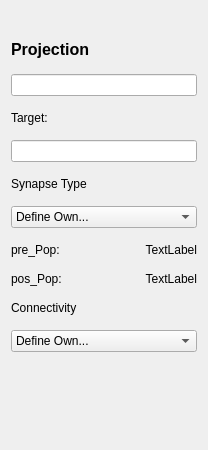
Old version of the form ANNarchyUI/ui/Projection_Information.ui in the repository founderznd/PycharmProjects.
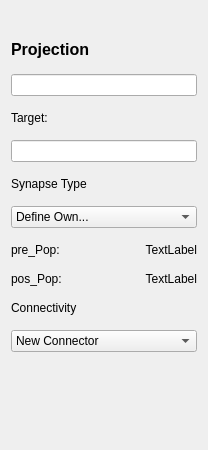
New version of the form.

What changed in the file:
```diff
--- a/ANNarchyUI/ui/Projection_Information.ui
+++ b/ANNarchyUI/ui/Projection_Information.ui
@@ -6,7 +6,7 @@
    <rect>
     <x>0</x>
     <y>0</y>
-    <width>196</width>
+    <width>204</width>
     <height>450</height>
    </rect>
   </property>
@@ -122,7 +122,7 @@
     <widget class="QComboBox" name="comboBox_connectivity">
      <item>
       <property name="text">
-       <string>Define Own...</string>
+       <string>New Connector</string>
       </property>
      </item>
      <item>
```
